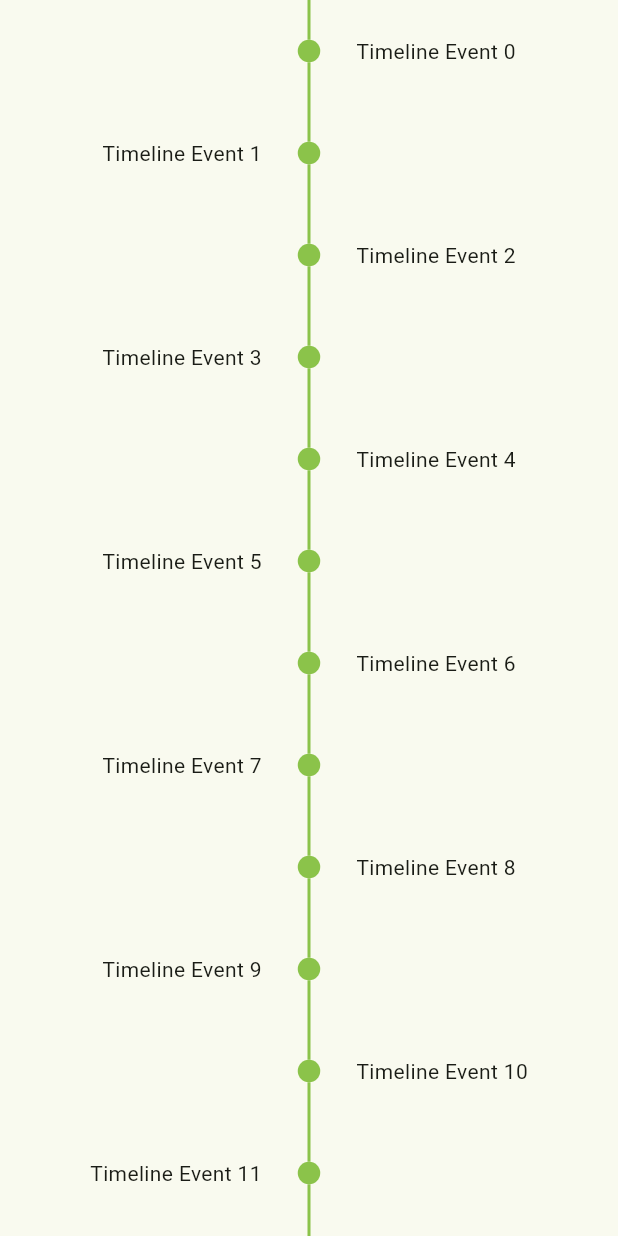
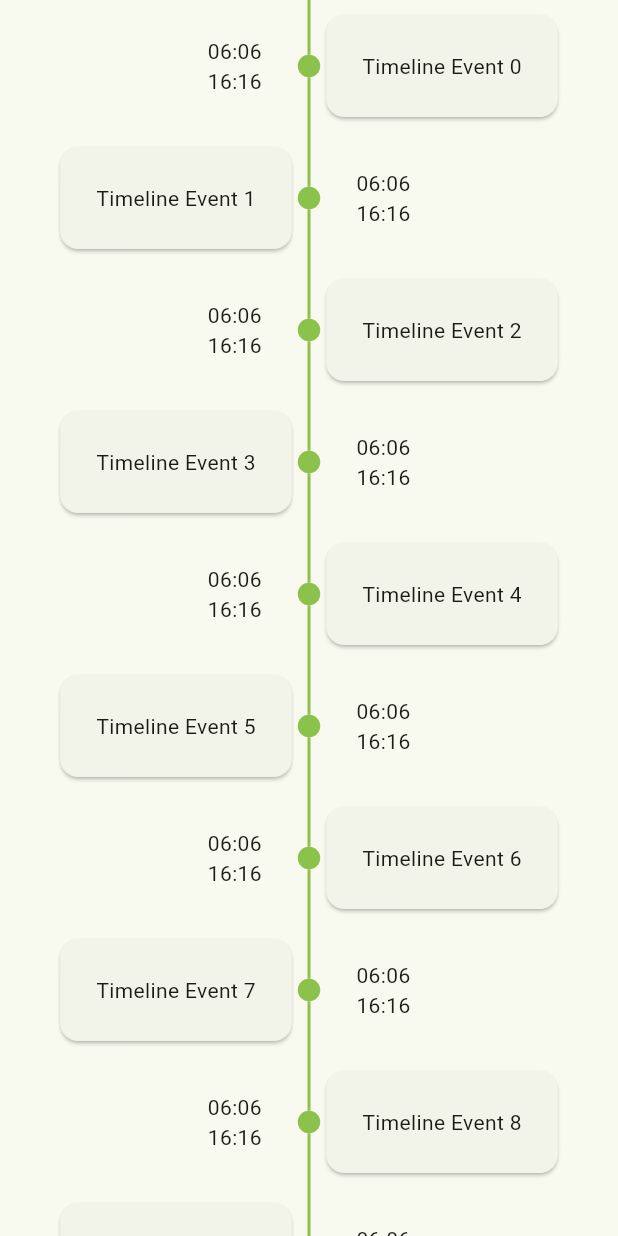
Before and after one commit to aatiocode/on_time, a Flutter app: the TimelineScreen widget shown alone on an empty page, opened directly, on a phone screen of 412 x 824 dp. Run offline on Flutter 3.47's test engine with Material 3 defaults, Android fonts, the phone set to English and light mode, and no system bars; drawn by our look-alikes of timelines; our stand-ins replace dartz, dio, easy_date_timeline, get_it, logger, shared_preferences; accounts and stored records are empty.

Commit message:
add card timeline

```diff
--- a/lib/examples/infinite_date_time_line_example.dart
+++ b/lib/examples/infinite_date_time_line_example.dart
@@ -36,7 +36,7 @@ class _EasyInfiniteDateTimeLineExampleState
           controller: _controller,
           firstDate: DateTime(currentYear),
           focusDate: _focusDate,
-          lastDate: now,
+          lastDate: DateTime(currentYear, 12, 31),
           onDateChange: (selectedDate) {
             setState(() {
               _focusDate = selectedDate;
--- a/lib/timeline.dart
+++ b/lib/timeline.dart
@@ -15,9 +15,14 @@ class _TimelineScreenState extends State<TimelineScreen> {
     return FixedTimeline.tileBuilder(
         builder: TimelineTileBuilder.fromStyle(
           contentsAlign: ContentsAlign.alternating,
-          contentsBuilder: (context, index) => Padding(
+          contentsBuilder: (context, index) =>
+          Card( child: Padding(
             padding: const EdgeInsets.all(24.0),
             child: Text('Timeline Event $index'),
+          )),
+          oppositeContentsBuilder: (context, index) => Padding(
+            padding: const EdgeInsets.all(24.0),
+            child: Text('06:06\n16:16'),
           ),
           itemCount: 13,
         ),
```
